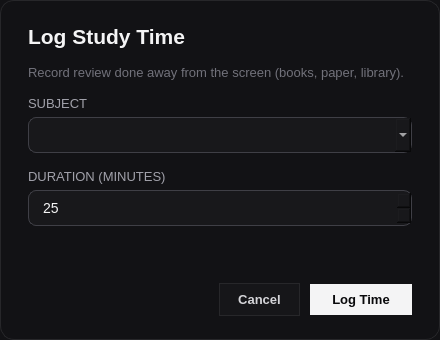
The window that src/study_station/ui/designer/manual_log_dialog.ui (Maaloul-Khalil-M/StudyStationKiosk) describes before a commit, drawn with Qt 5.
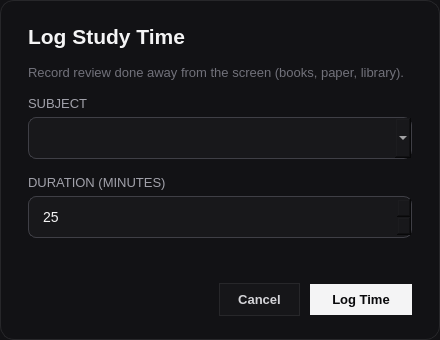
The same window after the commit.

```diff
--- a/src/study_station/ui/designer/manual_log_dialog.ui
+++ b/src/study_station/ui/designer/manual_log_dialog.ui
@@ -29,6 +29,7 @@
     border-radius: 8px;
     padding: 8px 12px;
     font-size: 14px;
+    min-height: 24px;
 }
 QComboBox:focus, QSpinBox:focus {
     border-color: #E4E4E7;
```
